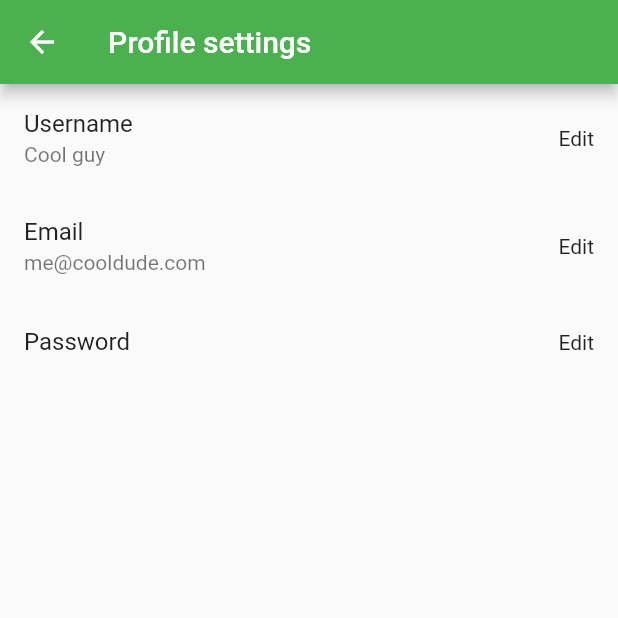
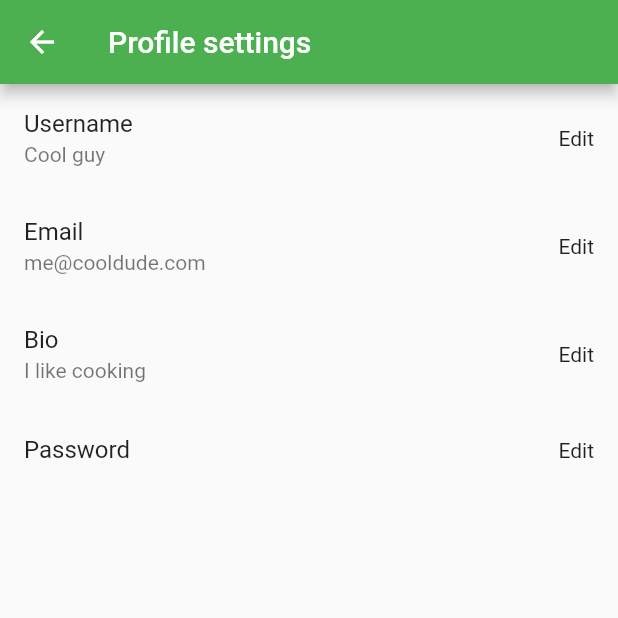
Before and after one commit to Unknown807/Langfoodi-Frontend, a Flutter app: the ProfileSettingsPage screen opened by its route, on a phone screen of 412 x 824 dp, the top half of it. Run offline on Flutter 3.47's test engine with Material 2 defaults, Android fonts, the phone set to English and light mode, and no system bars; our stand-ins replace bloc, equatable, flutter_bloc, flutter_secure_storage, formz; accounts and stored records are empty; network calls fail.

Commit message:
Added menu item for editing a user's bio.

```diff
--- a/lib/pages/profile_settings/profile_settings_page.dart
+++ b/lib/pages/profile_settings/profile_settings_page.dart
@@ -3,15 +3,16 @@ import 'package:recipe_social_media/widgets/shared_widgets.dart';
 
 class ProfileSettingsPage extends StatelessWidget {
   const ProfileSettingsPage({super.key});
-//TODO: Add profile image, back button, edit bio text box with character limit
+//TODO: Add profile image, back button
   @override
   Widget build(BuildContext context) {
     return Scaffold(
       appBar: AppBar(title:Text("Profile settings")),
       body: ListView(
-          children:  [
+          children:  const [
             CustomMenuItem(titleText:"Username",subtitleText:"Cool guy"),
             CustomMenuItem(titleText:"Email",subtitleText:"me@cooldude.com"),
+            CustomMenuItem(titleText:"Bio",subtitleText:"I like cooking"),
             CustomMenuItem(titleText:"Password",subtitleText:null)
           ]
       ),
```
